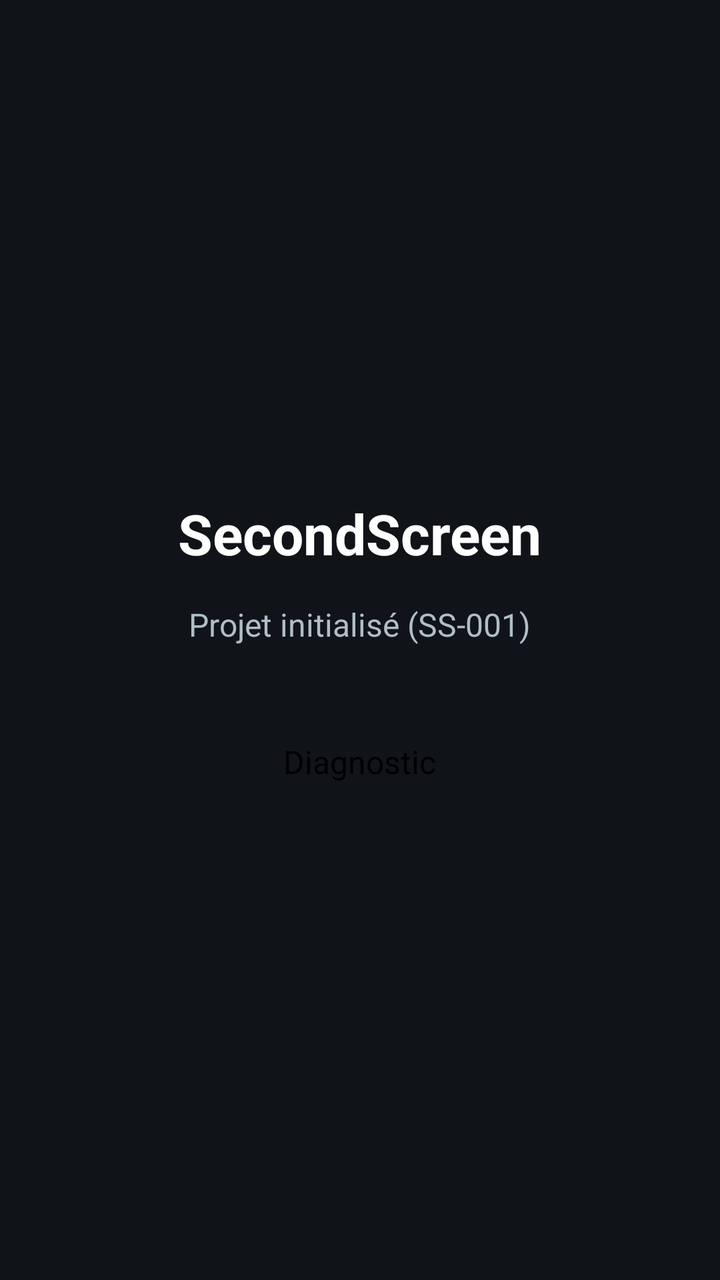
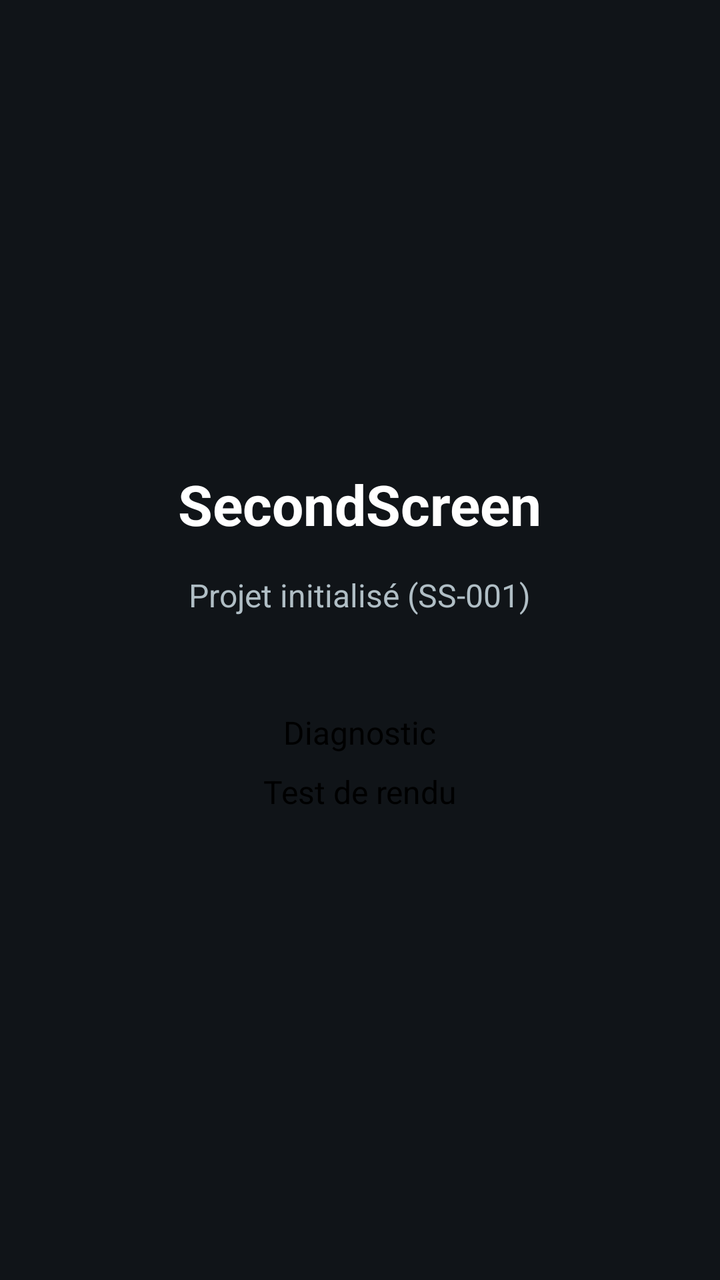

The first picture is an Android layout as it rendered before a commit; the second is the same layout after the commit. The layout source and the unified diff follow.
<!-- AndroidManifest.xml: application theme AppTheme -->
<!-- res/layout/activity_main.xml -->
<?xml version="1.0" encoding="utf-8"?>
<LinearLayout xmlns:android="http://schemas.android.com/apk/res/android"
    android:layout_width="match_parent"
    android:layout_height="match_parent"
    android:background="@color/background"
    android:gravity="center"
    android:orientation="vertical"
    android:padding="24dp">

    <TextView
        android:id="@+id/text_title"
        android:layout_width="wrap_content"
        android:layout_height="wrap_content"
        android:text="@string/app_name"
        android:textColor="@color/text_primary"
        android:textSize="28sp"
        android:textStyle="bold" />

    <TextView
        android:id="@+id/text_subtitle"
        android:layout_width="wrap_content"
        android:layout_height="wrap_content"
        android:layout_marginTop="16dp"
        android:gravity="center"
        android:text="@string/main_status_title"
        android:textColor="@color/text_secondary"
        android:textSize="16sp" />

    <TextView
        android:id="@+id/text_detail"
        android:layout_width="wrap_content"
        android:layout_height="wrap_content"
        android:layout_marginTop="4dp"
        android:gravity="center"
        android:textColor="@color/text_secondary"
        android:textSize="14sp" />

    
    <Button
        android:id="@+id/btn_diagnostic"
        android:layout_width="wrap_content"
        android:layout_height="wrap_content"
        android:layout_marginTop="24dp"
        android:text="@string/main_open_diagnostic" />

</LinearLayout>
<!-- resources referenced by this layout -->
<resources>
  <color name="background">#101418</color>
  <color name="text_primary">#FFFFFF</color>
  <color name="text_secondary">#B0BEC5</color>
  <string name="app_name">SecondScreen</string>
  <string name="main_open_diagnostic">Diagnostic</string>
  <string name="main_status_title">Projet initialisé (SS-001)</string>
  <style name="AppTheme" parent="@android:style/Theme.Holo.Light">
          
          <item name="android:windowBackground">@null</item>
      </style>
</resources>

<!-- the commit's change to res/layout/activity_main.xml (unified diff, before → after) -->
@@ -43,4 +43,12 @@
         android:layout_marginTop="24dp"
         android:text="@string/main_open_diagnostic" />
 
+    
+    <Button
+        android:id="@+id/btn_render_test"
+        android:layout_width="wrap_content"
+        android:layout_height="wrap_content"
+        android:layout_marginTop="8dp"
+        android:text="@string/main_open_render_test" />
+
 </LinearLayout>
<!-- resource entries referenced after the edit -->
@@ -5,6 +5,7 @@
   <color name="text_secondary">#B0BEC5</color>
   <string name="app_name">SecondScreen</string>
   <string name="main_open_diagnostic">Diagnostic</string>
+  <string name="main_open_render_test">Test de rendu</string>
   <string name="main_status_title">Projet initialisé (SS-001)</string>
   <style name="AppTheme" parent="@android:style/Theme.Holo.Light">
           
